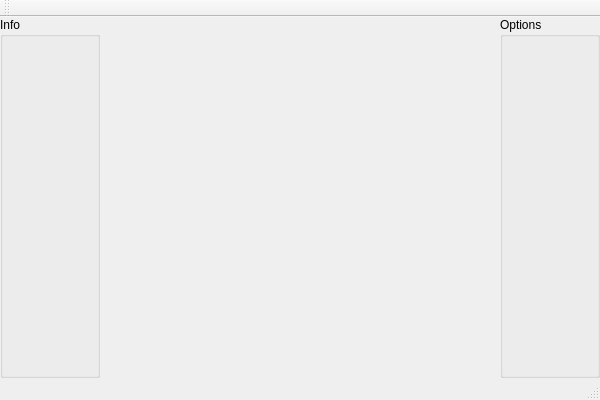
Qt form src/chess/chess.ui (alekho77/chai) before a commit.
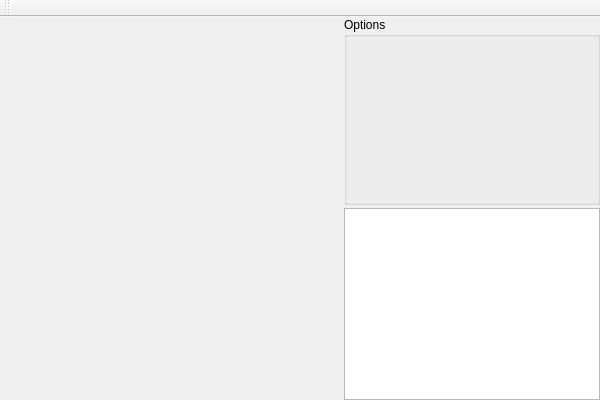
The same form after that commit. Icons and pictures are not drawn. Custom widgets are drawn as their Qt base class.

Commit message: Fixed auto resize board widget.

```diff
--- a/src/chess/chess.ui
+++ b/src/chess/chess.ui
@@ -40,25 +40,6 @@
     <property name="bottomMargin">
      <number>0</number>
     </property>
-    <item>
-     <widget class="QGroupBox" name="groupBoxInfo">
-      <property name="sizePolicy">
-       <sizepolicy hsizetype="Minimum" vsizetype="Preferred">
-        <horstretch>0</horstretch>
-        <verstretch>0</verstretch>
-       </sizepolicy>
-      </property>
-      <property name="minimumSize">
-       <size>
-        <width>100</width>
-        <height>0</height>
-       </size>
-      </property>
-      <property name="title">
-       <string>Info</string>
-      </property>
-     </widget>
-    </item>
     <item>
      <widget class="Chessboard" name="widgetChessboard" native="true">
       <property name="sizePolicy">
@@ -67,19 +48,30 @@
         <verstretch>0</verstretch>
        </sizepolicy>
       </property>
+      <property name="minimumSize">
+       <size>
+        <width>90</width>
+        <height>90</height>
+       </size>
+      </property>
      </widget>
     </item>
+    <item>
+     <layout class="QVBoxLayout" name="verticalLayout">
+      <property name="spacing">
+       <number>3</number>
+      </property>
     <item>
      <widget class="QGroupBox" name="groupBoxOptions">
       <property name="sizePolicy">
-       <sizepolicy hsizetype="Minimum" vsizetype="Preferred">
+         <sizepolicy hsizetype="Preferred" vsizetype="Preferred">
         <horstretch>0</horstretch>
         <verstretch>0</verstretch>
        </sizepolicy>
       </property>
       <property name="minimumSize">
        <size>
-        <width>100</width>
+          <width>200</width>
         <height>0</height>
        </size>
       </property>
@@ -88,6 +80,18 @@
       </property>
      </widget>
     </item>
+      <item>
+       <widget class="QPlainTextEdit" name="plainTextEditLog">
+        <property name="sizePolicy">
+         <sizepolicy hsizetype="Preferred" vsizetype="Preferred">
+          <horstretch>0</horstretch>
+          <verstretch>0</verstretch>
+         </sizepolicy>
+        </property>
+       </widget>
+      </item>
+     </layout>
+    </item>
    </layout>
   </widget>
   <widget class="QMenuBar" name="menuBar">
@@ -108,7 +112,6 @@
     <bool>false</bool>
    </attribute>
   </widget>
-  <widget class="QStatusBar" name="statusBar"/>
  </widget>
  <layoutdefault spacing="6" margin="11"/>
  <customwidgets>
```
Lines whose indentation alone changed are shown as unchanged. The commit also changes 3 other files.
